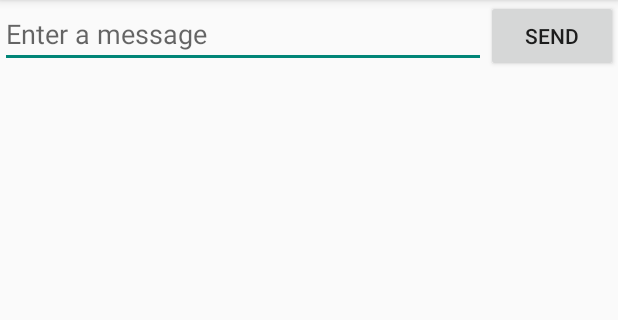
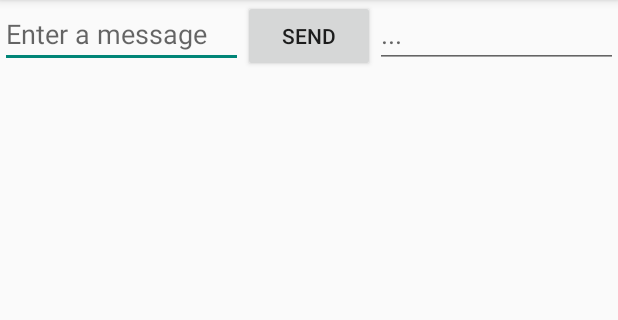
Before and after one commit to haydenjones/p1app_icecream, an Android app: the screen it shows after launch (P1MainActivity), on a phone screen of 412 x 824 dp, the part 84-404 px from its top. Run offline under Robolectric (Android 15) with nearby library versions, the phone set to English and light mode, and no system bars; libraries missing offline, so code that uses them is left out: com.squareup.okhttp.

Commit message:
test layout

```diff
--- a/app/build.gradle
+++ b/app/build.gradle
@@ -20,6 +20,7 @@ android {
 }
 
 dependencies {
-    compile fileTree(dir: 'libs', include: ['*.jar'])
+    compile fileTree(include: ['*.jar'], dir: 'libs')
     compile 'com.android.support:appcompat-v7:21.0.3'
+    compile 'com.squareup.okhttp:okhttp:2.2.0'
 }
--- a/app/src/main/res/layout/activity_p1_main.xml
+++ b/app/src/main/res/layout/activity_p1_main.xml
@@ -11,5 +11,11 @@
     <Button
         android:layout_width="wrap_content"
         android:layout_height="wrap_content"
-        android:text="@string/button_send" />
+        android:text="@string/button_send"
+        android:onClick="sendMessage"/>
+    <EditText android:id="@+id/to_message"
+        android:layout_weight="1"
+        android:layout_width="0dp"
+        android:layout_height="wrap_content"
+        android:hint="@string/to_message" />
 </LinearLayout>
--- a/app/src/main/res/values/strings.xml
+++ b/app/src/main/res/values/strings.xml
@@ -2,7 +2,11 @@
 <resources>
     <string name="app_name">Priority One Podcast</string>
     <string name="edit_message">Enter a message</string>
+    <string name="to_message">...</string>
     <string name="button_send">Send</string>
     <string name="action_settings">Settings</string>
     <string name="title_activity_main">MainActivity</string>
+    <string name="title_activity_display_message">DisplayMessageActivity</string>
+
+    <string name="hello_world">Hello world!</string>
 </resources>
```
Also changed, not shown: app/src/main/AndroidManifest.xml (+9 -0 lines), app/src/main/java/com/priorityonepodcast/p1app/P1MainActivity.java (+15 -1 lines), app/src/main/res/menu/menu_display_message.xml (added, +7 -0 lines), 1 other file.
